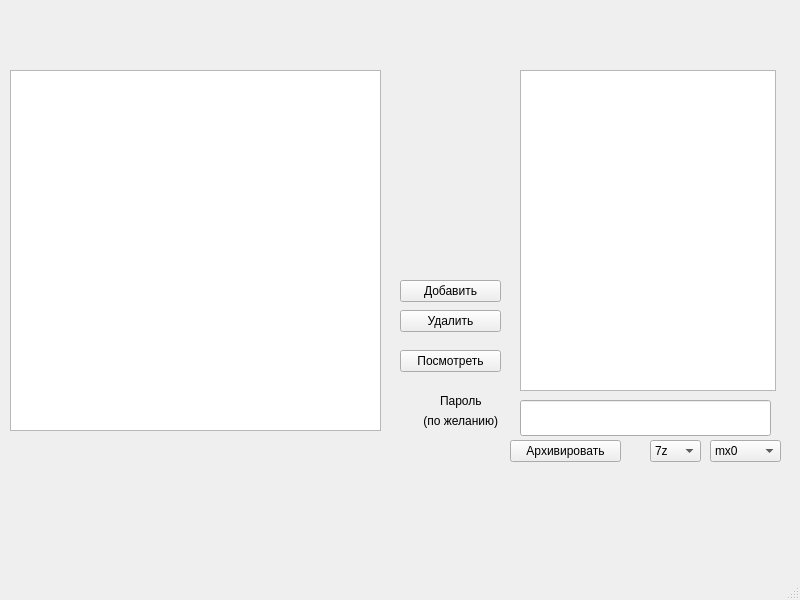
The window that mainwindow.ui (ne4eHbka58/7ZipGuiRedOs) describes before a commit, drawn with Qt 5.
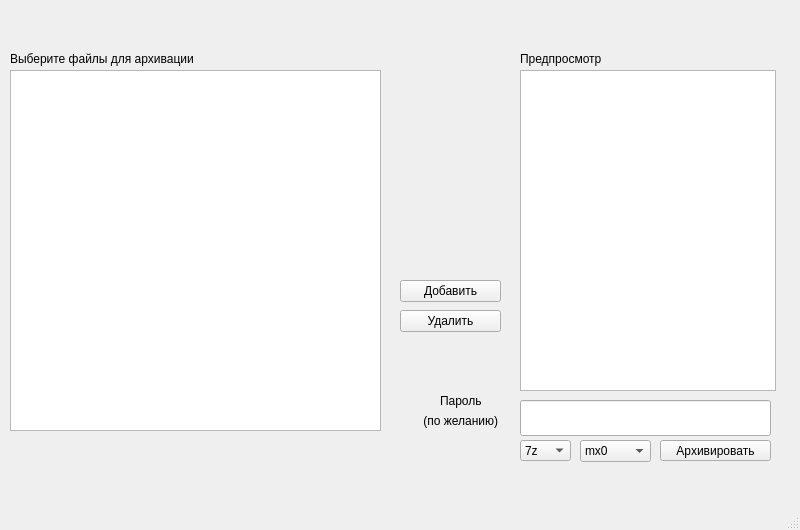
The same window after the commit.

```diff
--- a/mainwindow.ui
+++ b/mainwindow.ui
@@ -7,7 +7,7 @@
     <x>0</x>
     <y>0</y>
     <width>800</width>
-    <height>600</height>
+    <height>530</height>
    </rect>
   </property>
   <property name="windowTitle">
@@ -72,10 +72,10 @@
    <widget class="QComboBox" name="FormatType">
     <property name="geometry">
      <rect>
-      <x>650</x>
+      <x>520</x>
       <y>440</y>
       <width>51</width>
-      <height>22</height>
+      <height>21</height>
      </rect>
     </property>
     <item>
@@ -107,7 +107,7 @@
    <widget class="QComboBox" name="CompressType">
     <property name="geometry">
      <rect>
-      <x>710</x>
+      <x>580</x>
       <y>440</y>
       <width>71</width>
       <height>22</height>
@@ -142,29 +142,16 @@
    <widget class="QPushButton" name="ArchivateButton">
     <property name="geometry">
      <rect>
-      <x>510</x>
+      <x>660</x>
       <y>440</y>
       <width>111</width>
-      <height>22</height>
+      <height>21</height>
      </rect>
     </property>
     <property name="text">
      <string>Архивировать</string>
     </property>
    </widget>
-   <widget class="QPushButton" name="RemoveButton_2">
-    <property name="geometry">
-     <rect>
-      <x>400</x>
-      <y>350</y>
-      <width>101</width>
-      <height>22</height>
-     </rect>
-    </property>
-    <property name="text">
-     <string>Посмотреть</string>
-    </property>
-   </widget>
    <widget class="QLabel" name="label">
     <property name="geometry">
      <rect>
@@ -201,6 +188,32 @@
      <string> (по желанию)</string>
     </property>
    </widget>
+   <widget class="QLabel" name="label_3">
+    <property name="geometry">
+     <rect>
+      <x>10</x>
+      <y>50</y>
+      <width>261</width>
+      <height>18</height>
+     </rect>
+    </property>
+    <property name="text">
+     <string>Выберите файлы для архивации</string>
+    </property>
+   </widget>
+   <widget class="QLabel" name="label_4">
+    <property name="geometry">
+     <rect>
+      <x>520</x>
+      <y>50</y>
+      <width>261</width>
+      <height>18</height>
+     </rect>
+    </property>
+    <property name="text">
+     <string>Предпросмотр</string>
+    </property>
+   </widget>
   </widget>
   <widget class="QMenuBar" name="menubar">
    <property name="geometry">
```
